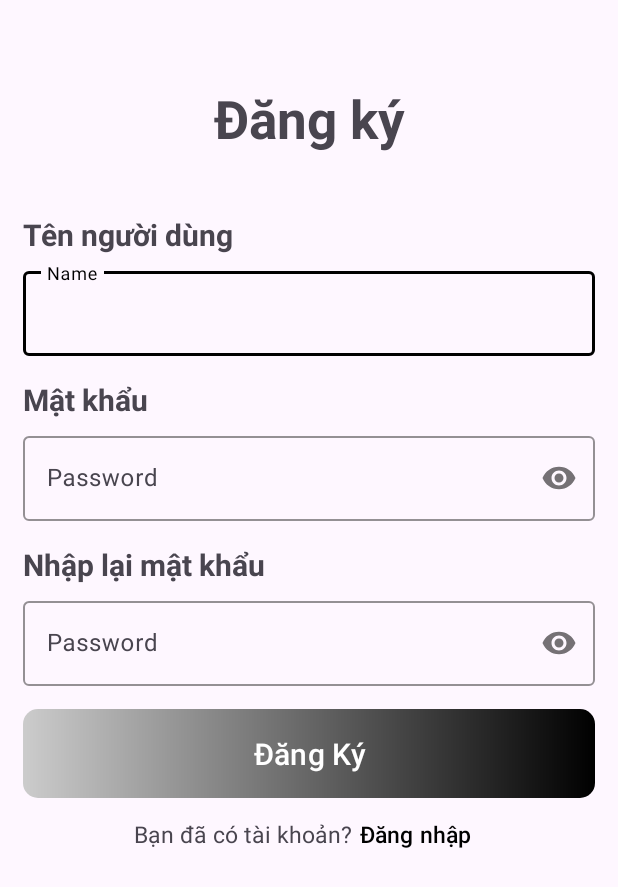
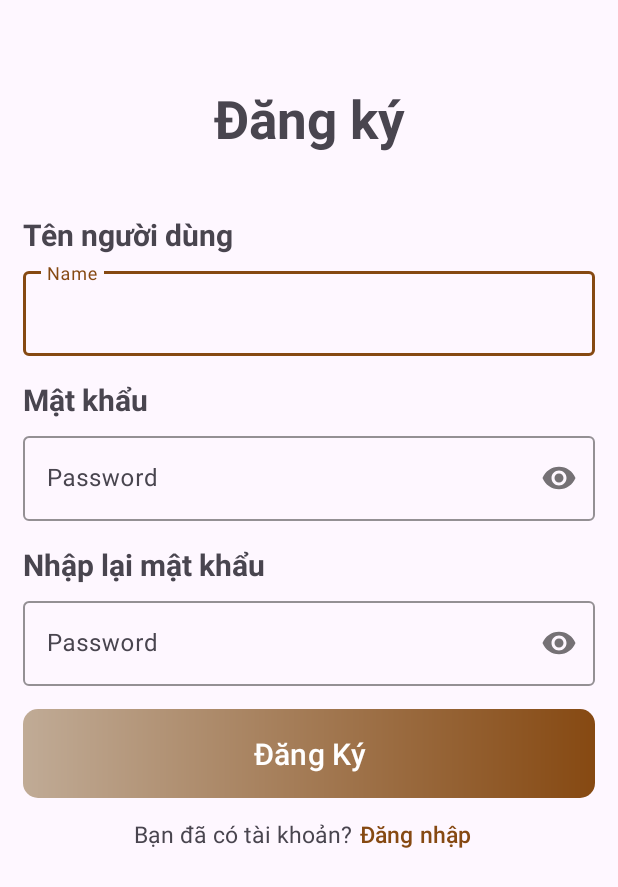
Before and after one commit to NguyenThanhDat1579/Witcher-sShoes, an Android app: the screen it shows after launch (DangKy), on a phone screen of 412 x 824 dp. Shown: the top 887 px of the screen. Run offline under Robolectric (Android 15) with nearby library versions, the phone set to English and light mode, and no system bars; our stand-ins replace Firebase (no records; nobody signed in at launch, a user with empty details on screens opened directly).

Commit message:
Update UI Login and Register

```diff
--- a/app/src/main/AndroidManifest.xml
+++ b/app/src/main/AndroidManifest.xml
@@ -19,11 +19,13 @@
         <activity
             android:name=".Activity.DangKy"
             android:exported="true">
+
             <intent-filter>
                 <action android:name="android.intent.action.MAIN" />
 
                 <category android:name="android.intent.category.LAUNCHER" />
             </intent-filter>
+
         </activity>
         <activity
             android:name=".Activity.DangNhap"
@@ -32,6 +34,7 @@
             android:name=".Activity.TrangChuActivity"
             android:exported="true">
 
+
         </activity>
 
     </application>
--- a/app/src/main/res/drawable/custom_button_01.xml
+++ b/app/src/main/res/drawable/custom_button_01.xml
@@ -3,6 +3,6 @@
     android:shape="rectangle"
     xmlns:android="http://schemas.android.com/apk/res/android">
     <size android:width="100dp" android:height="50dp" />
-    <gradient android:startColor="#cccccc" android:endColor="#000000" />
+    <gradient android:startColor="#c0ab96" android:endColor="@color/brown" />
     <corners android:radius="10dp" />
 </shape>
--- a/app/src/main/res/layout/activity_dang_ky.xml
+++ b/app/src/main/res/layout/activity_dang_ky.xml
@@ -38,8 +38,8 @@
            android:layout_width="match_parent"
            android:layout_height="wrap_content"
            android:layout_marginTop="5dp"
-           app:boxStrokeColor="@color/black"
-           app:hintTextColor="@color/black"
+           app:boxStrokeColor="@color/brown"
+           app:hintTextColor="@color/brown"
            android:hint="Name"
            >
            <com.google.android.material.textfield.TextInputEditText
@@ -70,8 +70,8 @@
             android:layout_width="match_parent"
             android:layout_height="wrap_content"
             android:layout_marginTop="5dp"
-            app:boxStrokeColor="@color/black"
-            app:hintTextColor="@color/black"
+            app:boxStrokeColor="@color/brown"
+            app:hintTextColor="@color/brown"
             app:passwordToggleEnabled="true"
             android:hint="Password"
             >
@@ -104,8 +104,8 @@
             android:layout_width="match_parent"
             android:layout_height="wrap_content"
             android:layout_marginTop="5dp"
-            app:boxStrokeColor="@color/black"
-            app:hintTextColor="@color/black"
+            app:boxStrokeColor="@color/brown"
+            app:hintTextColor="@color/brown"
             app:passwordToggleEnabled="true"
             android:hint="Password"
             >
@@ -149,7 +149,7 @@
             android:layout_weight="1"
             app:backgroundTint="@android:color/transparent"
             android:padding="5dp"
-            android:textColor="#000000"
+            android:textColor="@color/brown"
             android:textSize="15dp"
             android:textAlignment="textStart"
 
```
Also changed, not shown: app/src/main/java/com/example/witchersshoes/Model/ToDo.java (deleted, +0 -54 lines), app/src/main/res/layout/activity_dang_nhap.xml (+6 -6 lines).
